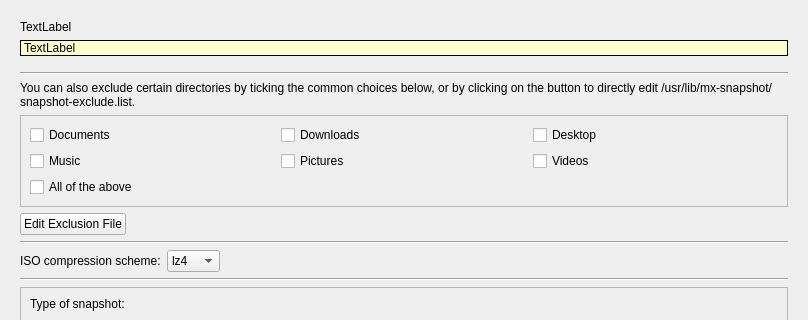
AdrianTM/mx-snapshot, file mainwindow.ui: the form before one commit; both pictures show x 0 to 808 and y 0 to 320 of the 808 by 571 pixel window.
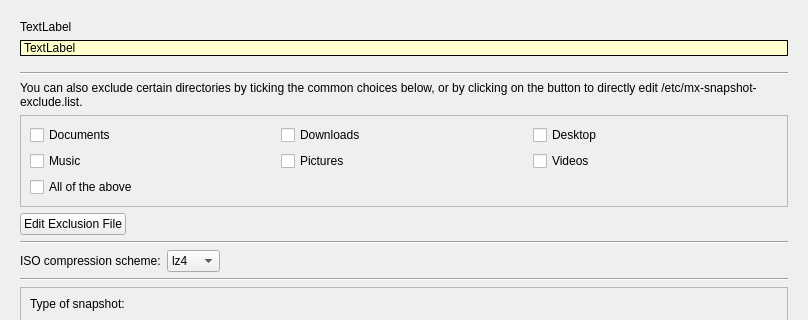
The form after the commit. The open tabs and pages were chosen to show the change. Icons and pictures are not drawn.

Commit message: update location exclude file

Diff of the .ui file:
```diff
--- a/mainwindow.ui
+++ b/mainwindow.ui
@@ -278,7 +278,7 @@
        <item row="4" column="0" colspan="4">
         <widget class="QLabel" name="labelExclude">
          <property name="text">
-          <string>You can also exclude certain directories by ticking the common choices below, or by clicking on the button to directly edit /usr/lib/mx-snapshot/snapshot-exclude.list.</string>
+          <string>You can also exclude certain directories by ticking the common choices below, or by clicking on the button to directly edit /etc/mx-snapshot-exclude.list.</string>
          </property>
          <property name="wordWrap">
           <bool>true</bool>
```
Left out of the diff: 2 changed lines with no effect on the pictures. The commit also changes 51 other files.
